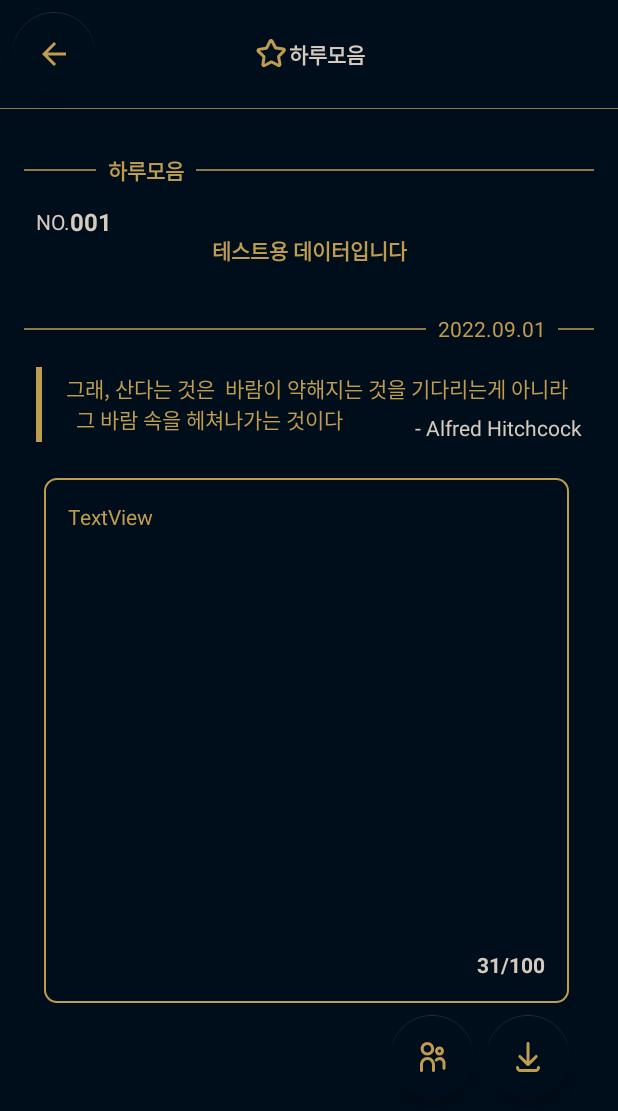
After one commit to coldDelight/haru-question, an Android app: the fragment ListDetailFragment placed in its activity, on a phone screen of 412 x 824 dp. The commit adds this screen. Shown: the top 1111 px of the screen. Run offline under Robolectric (Android 15) with nearby library versions, the phone set to English and light mode, and no system bars; our stand-ins replace Dagger/Hilt's generated code, data binding; 3 statements that could not run were skipped.

Commit message:
feat : 하루 모음 구현

```diff
--- a/app/src/main/java/com/colddelight/haru_question/HaruListFragment.kt
+++ b/app/src/main/java/com/colddelight/haru_question/HaruListFragment.kt
@@ -33,6 +33,10 @@ class HaruListFragment : Fragment() {
         super.onViewCreated(view, savedInstanceState)
 
         model.check()
+        adapter.onItemClick = {
+            val action =HaruListFragmentDirections.actionHaruListFragmentToListDetailFragment(it)
+            findNavController().navigate(action)
+        }
 
         binding.btnListBack.setOnClickListener {
             findNavController().popBackStack()
--- a/app/src/main/java/com/colddelight/haru_question/HaruQuestionApp.kt
+++ b/app/src/main/java/com/colddelight/haru_question/HaruQuestionApp.kt
@@ -5,9 +5,6 @@ import dagger.hilt.android.HiltAndroidApp
 
 @HiltAndroidApp
 class HaruQuestionApp:Application() {
-    companion object{
-//        lateinit var prefs:Prefs
-    }
     override fun onCreate() {
 //        prefs=Prefs(applicationContext)
         //TODO 테스트용 지우기
--- a/app/src/main/java/com/colddelight/haru_question/HomeFragment.kt
+++ b/app/src/main/java/com/colddelight/haru_question/HomeFragment.kt
@@ -25,7 +25,7 @@ class HomeFragment : Fragment() {
     private var _binding: FragmentHomeBinding? = null
     private val binding get() = _binding!!
 //    private val model: HomeViewModel by viewModels()
-    private val mainModel:MainViewModel by activityViewModels()
+private val mainModel:MainViewModel by activityViewModels()
 
     override fun onCreateView(
         inflater: LayoutInflater, container: ViewGroup?,
@@ -43,7 +43,6 @@ class HomeFragment : Fragment() {
         super.onViewCreated(view, savedInstanceState)
         //버튼 onClick
         setUpButton()
-        Log.e("fff", "onViewCreated: ${mainModel.test}", )
         //로티 play
         binding.lottieHome.playAnimation()
         lifecycleScope.launchWhenStarted {
--- /dev/null
+++ b/app/src/main/java/com/colddelight/haru_question/ListDetailFragment.kt
@@ -0,0 +1,65 @@
+package com.colddelight.haru_question
+
+import android.os.Bundle
+import androidx.fragment.app.Fragment
+import android.view.LayoutInflater
+import android.view.View
+import android.view.ViewGroup
+import androidx.fragment.app.viewModels
+import androidx.lifecycle.lifecycleScope
+import androidx.navigation.fragment.navArgs
+import com.colddelight.haru_question.databinding.FragmentHaruListBinding
+import com.colddelight.haru_question.databinding.FragmentListDetailBinding
+import com.colddelight.haru_question.presentation.viewmodel.HaruListViewModel
+import com.colddelight.haru_question.presentation.viewmodel.ListDetailViewModel
+import dagger.hilt.android.AndroidEntryPoint
+
+@AndroidEntryPoint
+class ListDetailFragment : Fragment() {
+    private var _binding: FragmentListDetailBinding? = null
+    private val binding get() = _binding!!
+    private val model: ListDetailViewModel by viewModels()
+
+    private val args: ListDetailFragmentArgs by navArgs()
+
+
+    override fun onCreate(savedInstanceState: Bundle?) {
+        super.onCreate(savedInstanceState)
+    }
+
+    override fun onCreateView(
+        inflater: LayoutInflater, container: ViewGroup?,
+        savedInstanceState: Bundle?
+    ): View{
+        _binding = FragmentListDetailBinding.inflate(inflater, container, false)
+
+        viewLifecycleOwner.lifecycleScope.launchWhenStarted {
+            model.getQna(args.id)
+        }
+
+
+        return binding.root
+    }
+
+    override fun onViewCreated(view: View, savedInstanceState: Bundle?) {
+        super.onViewCreated(view, savedInstanceState)
+        setObserver()
+    }
+    private fun setObserver() {
+        // 뷰모델 관찰
+        model.item.observe(viewLifecycleOwner) {
+            binding.tvDetailDate.text = it.date
+            binding.tvDetailAuthor.text = it.quoteAuthor
+            binding.tvDetailAnswer.text = it.answer
+            binding.tvDetailQutoe.text = it.quote
+            binding.tvDetailQuestion.text = it.question
+        }
+
+    }
+
+    override fun onDestroyView() {
+        super.onDestroyView()
+        _binding = null
+    }
+
+}
--- a/app/src/main/java/com/colddelight/haru_question/presentation/adapter/HaruListAdapter.kt
+++ b/app/src/main/java/com/colddelight/haru_question/presentation/adapter/HaruListAdapter.kt
@@ -9,6 +9,8 @@ import com.colddelight.haru_question.databinding.ItemRecyclerListBinding
 
 class HaruListAdapter :RecyclerView.Adapter<HaruListAdapter.ViewHolder>() {
     private var items: List<DomainQnA> = ArrayList()
+    lateinit var onItemClick : (Int)->Unit
+
 
     override fun onCreateViewHolder(parent: ViewGroup, viewType: Int): ViewHolder {
         val binding = ItemRecyclerListBinding.inflate(LayoutInflater.from(parent.context), parent, false)
@@ -16,6 +18,9 @@ class HaruListAdapter :RecyclerView.Adapter<HaruListAdapter.ViewHolder>() {
     }
 
     override fun onBindViewHolder(holder: ViewHolder, position: Int) {
+        holder.itemView.setOnClickListener{
+            onItemClick(items[position].id)
+        }
         holder.setItem(items[position])
     }
 
--- a/app/src/main/java/com/colddelight/haru_question/presentation/viewmodel/HomeViewModel.kt
+++ b/app/src/main/java/com/colddelight/haru_question/presentation/viewmodel/HomeViewModel.kt
@@ -5,7 +5,6 @@ import androidx.lifecycle.ViewModel
 import androidx.lifecycle.viewModelScope
 import com.colddelight.domain.model.DomainQuestion
 import com.colddelight.domain.use_case.QuestionUseCase
-import com.colddelight.haru_question.HaruQuestionApp
 import com.colddelight.haru_question.core.util.HaruState
 import dagger.hilt.android.lifecycle.HiltViewModel
 import kotlinx.coroutines.Dispatchers
@@ -13,7 +12,6 @@ import kotlinx.coroutines.flow.MutableStateFlow
 import kotlinx.coroutines.flow.StateFlow
 import kotlinx.coroutines.flow.asStateFlow
 import kotlinx.coroutines.launch
-import java.time.LocalDate
 import javax.inject.Inject
 
 
--- /dev/null
+++ b/app/src/main/java/com/colddelight/haru_question/presentation/viewmodel/ListDetailViewModel.kt
@@ -0,0 +1,29 @@
+package com.colddelight.haru_question.presentation.viewmodel
+
+import androidx.lifecycle.MutableLiveData
+import androidx.lifecycle.ViewModel
+import androidx.lifecycle.viewModelScope
+import com.colddelight.domain.model.DomainQnA
+import com.colddelight.domain.use_case.QnAUseCase
+import dagger.hilt.android.lifecycle.HiltViewModel
+import kotlinx.coroutines.Dispatchers
+import kotlinx.coroutines.launch
+import javax.inject.Inject
+
+@HiltViewModel
+class ListDetailViewModel @Inject constructor(
+    private val UseCase: QnAUseCase
+): ViewModel() {
+    private var _item: MutableLiveData<DomainQnA> = MutableLiveData()
+    val item : MutableLiveData<DomainQnA>
+        get() = _item
+
+
+    suspend fun getQna(id:Int){
+        viewModelScope.launch(Dispatchers.IO) {
+            _item.postValue(UseCase.getQnA(id))
+        }
+    }
+
+
+}
--- /dev/null
+++ b/app/src/main/res/layout/fragment_list_detail.xml
@@ -0,0 +1,242 @@
+<?xml version="1.0" encoding="utf-8"?>
+<layout xmlns:tools="http://schemas.android.com/tools"
+    xmlns:android="http://schemas.android.com/apk/res/android"
+    xmlns:app="http://schemas.android.com/apk/res-auto">
+    <androidx.constraintlayout.widget.ConstraintLayout
+        android:layout_width="match_parent"
+        android:layout_height="match_parent"
+        android:background="@color/indigo_700"
+        android:backgroundTint="@color/indigo_700"
+        tools:context=".ListDetailFragment">
+
+        <View
+            android:id="@+id/view20"
+            android:layout_width="4dp"
+            android:layout_height="50dp"
+            android:layout_marginStart="24dp"
+            android:layout_marginTop="16dp"
+            android:background="@color/gold_100"
+            android:backgroundTint="@color/gold_100"
+            app:layout_constraintStart_toStartOf="parent"
+            app:layout_constraintTop_toBottomOf="@+id/tv_detail_date" />
+
+        <View
+            android:id="@+id/view15"
+            android:layout_width="match_parent"
+            android:layout_height="0.5dp"
+            android:layout_marginTop="8dp"
+            android:background="@color/gold_200"
+            android:elevation="4dp"
+            app:layout_constraintEnd_toEndOf="parent"
+            app:layout_constraintHorizontal_bias="0.0"
+            app:layout_constraintStart_toStartOf="parent"
+            app:layout_constraintTop_toBottomOf="@+id/floatingActionButton" />
+
+        <View
+            android:id="@+id/view16"
+            android:layout_width="0dp"
+            android:layout_height="1dp"
+            android:layout_marginStart="16dp"
+            android:layout_marginEnd="8dp"
+            android:background="@color/gold_200"
+            android:elevation="4dp"
+            app:layout_constraintBottom_toBottomOf="@+id/textView5"
+            app:layout_constraintEnd_toStartOf="@+id/textView5"
+            app:layout_constraintHorizontal_bias="0.0"
+            app:layout_constraintStart_toStartOf="parent"
+            app:layout_constraintTop_toTopOf="@+id/textView5" />
+
+        <View
+            android:id="@+id/view18"
+            android:layout_width="0dp"
+            android:layout_height="1dp"
+            android:layout_marginStart="16dp"
+            android:layout_marginEnd="8dp"
+            android:background="@color/gold_200"
+            android:elevation="4dp"
+            app:layout_constraintBottom_toBottomOf="@+id/tv_detail_date"
+            app:layout_constraintEnd_toStartOf="@+id/tv_detail_date"
+            app:layout_constraintHorizontal_bias="0.0"
+            app:layout_constraintStart_toStartOf="parent"
+            app:layout_constraintTop_toTopOf="@+id/tv_detail_date" />
+
+        <View
+            android:id="@+id/view19"
+            android:layout_width="0dp"
+            android:layout_height="1dp"
+            android:layout_marginStart="8dp"
+            android:layout_marginEnd="16dp"
+            android:background="@color/gold_200"
+            android:elevation="4dp"
+            app:layout_constraintBottom_toBottomOf="@+id/tv_detail_date"
+            app:layout_constraintEnd_toEndOf="parent"
+            app:layout_constraintHorizontal_bias="0.0"
+            app:layout_constraintStart_toEndOf="@+id/tv_detail_date"
+            app:layout_constraintTop_toTopOf="@+id/tv_detail_date" />
+
+        <View
+            android:id="@+id/view17"
+            android:layout_width="0dp"
+            android:layout_height="1dp"
+            android:layout_marginStart="8dp"
+            android:layout_marginEnd="16dp"
+            android:background="@color/gold_200"
+            android:elevation="4dp"
+            app:layout_constraintBottom_toBottomOf="@+id/textView5"
+            app:layout_constraintEnd_toEndOf="parent"
+            app:layout_constraintHorizontal_bias="0.0"
+            app:layout_constraintStart_toEndOf="@+id/textView5"
+            app:layout_constraintTop_toTopOf="@+id/textView5" />
+
+        <TextView
+            android:id="@+id/textView3"
+            android:layout_width="wrap_content"
+            android:layout_height="wrap_content"
+            android:drawableStart="@drawable/ic_star"
+            android:gravity="center_vertical"
+            android:text="@string/list_title"
+            android:textColor="@color/beige_100"
+            android:textStyle="bold"
+            app:layout_constraintBottom_toBottomOf="@+id/floatingActionButton"
+            app:layout_constraintEnd_toEndOf="parent"
+            app:layout_constraintStart_toStartOf="parent"
+            app:layout_constraintTop_toTopOf="@+id/floatingActionButton" />
+
+        <com.google.android.material.floatingactionbutton.FloatingActionButton
+            android:id="@+id/floatingActionButton"
+            android:layout_width="wrap_content"
+            android:layout_height="wrap_content"
+            android:layout_marginStart="8dp"
+            android:layout_marginTop="8dp"
+            android:clickable="true"
+            android:src="@drawable/ic_baseline_arrow_back_24"
+            app:backgroundTint="@color/indigo_700"
+            app:layout_constraintStart_toStartOf="parent"
+            app:layout_constraintTop_toTopOf="parent" />
+
+        <TextView
+            android:id="@+id/textView5"
+            android:layout_width="wrap_content"
+            android:layout_height="wrap_content"
+            android:layout_marginStart="8dp"
+            android:layout_marginTop="30dp"
+            android:text="@string/list_title"
+            android:textStyle="bold"
+            app:layout_constraintStart_toEndOf="@+id/floatingActionButton"
+            app:layout_constraintTop_toBottomOf="@+id/view15" />
+
+        <TextView
+            android:id="@+id/textView7"
+            android:layout_width="wrap_content"
+            android:layout_height="wrap_content"
+            android:layout_marginStart="24dp"
+            android:layout_marginTop="24dp"
+            android:text="NO."
+            android:textColor="@color/beige_100"
+            app:layout_constraintStart_toStartOf="parent"
+            app:layout_constraintTop_toBottomOf="@+id/view16" />
+
+        <TextView
+            android:id="@+id/textView8"
+            android:layout_width="wrap_content"
+            android:layout_height="wrap_content"
+            android:text="001"
+            android:textColor="@color/beige_100"
+            android:textSize="16sp"
+            android:textStyle="bold"
+            app:layout_constraintBottom_toBottomOf="@+id/textView7"
+            app:layout_constraintStart_toEndOf="@+id/textView7"
+            app:layout_constraintTop_toTopOf="@+id/textView7" />
+
+        <TextView
+            android:id="@+id/tv_detail_question"
+            android:layout_width="wrap_content"
+            android:layout_height="wrap_content"
+            android:layout_marginTop="32dp"
+            android:text="테스트용 데이터입니다"
+            android:textStyle="bold"
+            app:layout_constraintEnd_toEndOf="parent"
+            app:layout_constraintStart_toStartOf="parent"
+            app:layout_constraintTop_toBottomOf="@+id/textView5" />
+
+        <TextView
+            android:id="@+id/tv_detail_date"
+            android:layout_width="wrap_content"
+            android:layout_height="wrap_content"
+            android:layout_marginTop="32dp"
+            android:layout_marginEnd="48dp"
+            android:text="2022.09.01"
+            app:layout_constraintEnd_toEndOf="parent"
+            app:layout_constraintTop_toBottomOf="@+id/tv_detail_question" />
+
+        <TextView
+            android:id="@+id/tv_detail_qutoe"
+            android:layout_width="wrap_content"
+            android:layout_height="wrap_content"
+            android:layout_marginStart="16dp"
+            android:layout_marginTop="4dp"
+            android:text="그래, 산다는 것은  바람이 약해지는 것을 기다리는게 아니라\n  그 바람 속을 헤쳐나가는 것이다"
+            app:layout_constraintStart_toEndOf="@+id/view20"
+            app:layout_constraintTop_toTopOf="@+id/view20" />
+
+        <TextView
+            android:id="@+id/tv_detail_author"
+            android:layout_width="wrap_content"
+            android:layout_height="wrap_content"
+            android:layout_marginEnd="24dp"
+            android:text=" - Alfred Hitchcock"
+            android:textColor="@color/beige_100"
+            app:layout_constraintBottom_toBottomOf="@+id/view20"
+            app:layout_constraintEnd_toEndOf="parent" />
+
+        <TextView
+            android:id="@+id/tv_detail_answer"
+            android:layout_width="350dp"
+            android:layout_height="350dp"
+            android:layout_marginTop="24dp"
+            android:background="@drawable/bg_input"
+            android:padding="16dp"
+            android:text="TextView"
+            app:layout_constraintEnd_toEndOf="parent"
+            app:layout_constraintHorizontal_bias="0.475"
+            app:layout_constraintStart_toStartOf="parent"
+            app:layout_constraintTop_toBottomOf="@+id/tv_detail_author" />
+
+        <TextView
+            android:id="@+id/tv_detail_cnt"
+            android:layout_width="wrap_content"
+            android:layout_height="wrap_content"
+            android:layout_marginEnd="16dp"
+            android:layout_marginBottom="16dp"
+            android:text="31/100"
+            android:textColor="@color/beige_100"
+            android:textStyle="bold"
+            app:layout_constraintBottom_toBottomOf="@+id/tv_detail_answer"
+            app:layout_constraintEnd_toEndOf="@+id/tv_detail_answer" />
+
+        <com.google.android.material.floatingactionbutton.FloatingActionButton
+            android:id="@+id/floatingActionButton2"
+            android:layout_width="wrap_content"
+            android:layout_height="wrap_content"
+            android:layout_marginEnd="8dp"
+            android:clickable="true"
+            android:src="@drawable/ic_share"
+            app:backgroundTint="@color/indigo_700"
+            app:layout_constraintBottom_toBottomOf="@+id/floatingActionButton3"
+            app:layout_constraintEnd_toStartOf="@+id/floatingActionButton3"
+            app:layout_constraintTop_toTopOf="@+id/floatingActionButton3" />
+
+        <com.google.android.material.floatingactionbutton.FloatingActionButton
+            android:id="@+id/floatingActionButton3"
+            android:layout_width="wrap_content"
+            android:layout_height="wrap_content"
+            android:layout_marginTop="8dp"
+            android:layout_marginEnd="32dp"
+            android:clickable="true"
+            android:src="@drawable/ic_download"
+            app:backgroundTint="@color/indigo_700"
+            app:layout_constraintEnd_toEndOf="parent"
+            app:layout_constraintTop_toBottomOf="@+id/tv_detail_answer" />
+
+    </androidx.constraintlayout.widget.ConstraintLayout>
+</layout>
--- a/app/src/main/res/layout/fragment_write_bottom_sheet.xml
+++ b/app/src/main/res/layout/fragment_write_bottom_sheet.xml
@@ -133,7 +133,7 @@
             android:layout_width="wrap_content"
             android:layout_height="wrap_content"
             android:layout_marginStart="16dp"
-            android:layout_marginTop="8dp"
+            android:layout_marginTop="4dp"
             android:text="그래, 산다는 것은  바람이 약해지는 것을 기다리는게 아니라\n  그 바람 속을 헤쳐나가는 것이다"
             android:textStyle="bold"
             app:layout_constraintStart_toEndOf="@+id/view12"
--- a/app/src/main/res/navigation/nav_graph.xml
+++ b/app/src/main/res/navigation/nav_graph.xml
@@ -40,7 +40,13 @@
         android:id="@+id/haruListFragment"
         android:name="com.colddelight.haru_question.HaruListFragment"
         android:label="fragment_haru_list"
-        tools:layout="@layout/fragment_haru_list" />
+        tools:layout="@layout/fragment_haru_list" >
+        <action
+            android:id="@+id/action_haruListFragment_to_ListDetailFragment"
+            app:destination="@id/ListDetailFragment"
+            app:enterAnim="@android:anim/fade_in"
+            app:popExitAnim="@android:anim/fade_out" />
+    </fragment>
     <fragment
         android:id="@+id/haruWorryFragment"
         android:name="com.colddelight.haru_question.HaruWorryFragment"
@@ -65,4 +71,13 @@
             android:name="author"
             app:argType="string" />
     </dialog>
+    <fragment
+        android:id="@+id/ListDetailFragment"
+        android:name="com.colddelight.haru_question.ListDetailFragment"
+        android:label="fragment_worry_detail"
+        tools:layout="@layout/fragment_list_detail" >
+        <argument
+            android:name="id"
+            app:argType="integer" />
+    </fragment>
 </navigation>
--- a/app/src/main/res/values/strings.xml
+++ b/app/src/main/res/values/strings.xml
@@ -1,8 +1,7 @@
 <resources>
     <string name="app_name">Haru_question</string>
-    <string name="max_question_number">99</string>
-    <string name="DATE_KEY">DATE</string>
-    <string name="QID_KEY">QID</string>
-    <string name="IS_CHECK_KEY">CHECK</string>
-    <string name="PREFERENCES_NAME">user_preferences</string>
+    <!-- TODO: Remove or change this placeholder text -->
+    <string name="hello_blank_fragment">Hello blank fragment</string>
+    <string name="list_title">하루모음</string>
+
 </resources>
--- a/data/src/main/java/com/colddelight/data/local/model/QnA.kt
+++ b/data/src/main/java/com/colddelight/data/local/model/QnA.kt
@@ -19,12 +19,18 @@ data class QnA (
             DomainQnA(
                 question = question.question,
                 date = answer.date,
+                quote = question.quote,
+                quoteAuthor = question.quoteAuthor,
+                answer = answer.answer,
                 id = question.id,
             )
         }else{
             DomainQnA(
                 question = question.question,
                 date = "NO_DATE",
+                quote = question.quote,
+                quoteAuthor = question.quoteAuthor,
+                answer = "NO_ANSWER",
                 id=question.id
             )
         }
--- a/domain/src/main/java/com/colddelight/domain/model/DomainQnA.kt
+++ b/domain/src/main/java/com/colddelight/domain/model/DomainQnA.kt
@@ -1,7 +1,10 @@
 package com.colddelight.domain.model
 
 data class DomainQnA (
+    val answer : String,
     val question : String,
     val date : String,
-    val id : Int
+    val quote : String,
+    val quoteAuthor : String,
+    val id : Int,
 )
```
Also changed, not shown: app/src/main/java/com/colddelight/haru_question/di/LocalDataModule.kt (+7 -25 lines), app/src/main/java/com/colddelight/haru_question/presentation/viewmodel/MainViewModel.kt (+10 -29 lines), app/src/main/java/com/colddelight/haru_question/presentation/viewmodel/WriteViewModel.kt (+17 -16 lines), data/src/main/java/com/colddelight/data/local/Prefs.kt (+16 -44 lines), data/src/main/res/values/strings.xml (added, +8 -0 lines).
